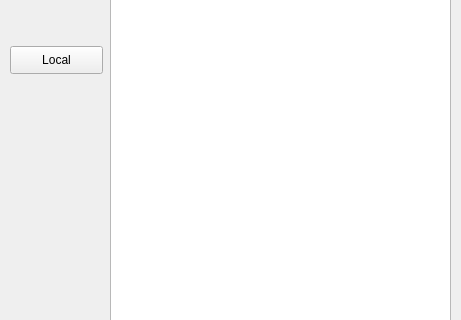
roy343/Datos-II-proyecto-I, file Visualizer/visualizer.ui: the form before one commit; both pictures show x 0 to 461 and y 124 to 444 of the 461 by 566 pixel window.
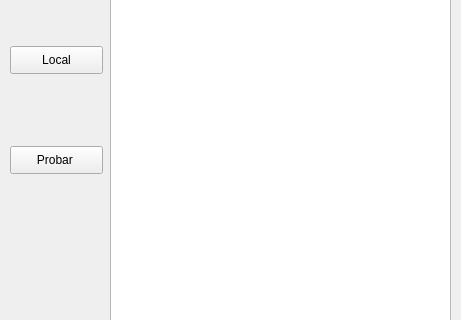
The form after the commit.

What changed in the file:
```diff
--- a/Visualizer/visualizer.ui
+++ b/Visualizer/visualizer.ui
@@ -50,6 +50,19 @@
      </rect>
     </property>
    </widget>
+   <widget class="QPushButton" name="test">
+    <property name="geometry">
+     <rect>
+      <x>10</x>
+      <y>270</y>
+      <width>93</width>
+      <height>28</height>
+     </rect>
+    </property>
+    <property name="text">
+     <string>Probar </string>
+    </property>
+   </widget>
   </widget>
   <widget class="QMenuBar" name="menubar">
    <property name="geometry">
```
